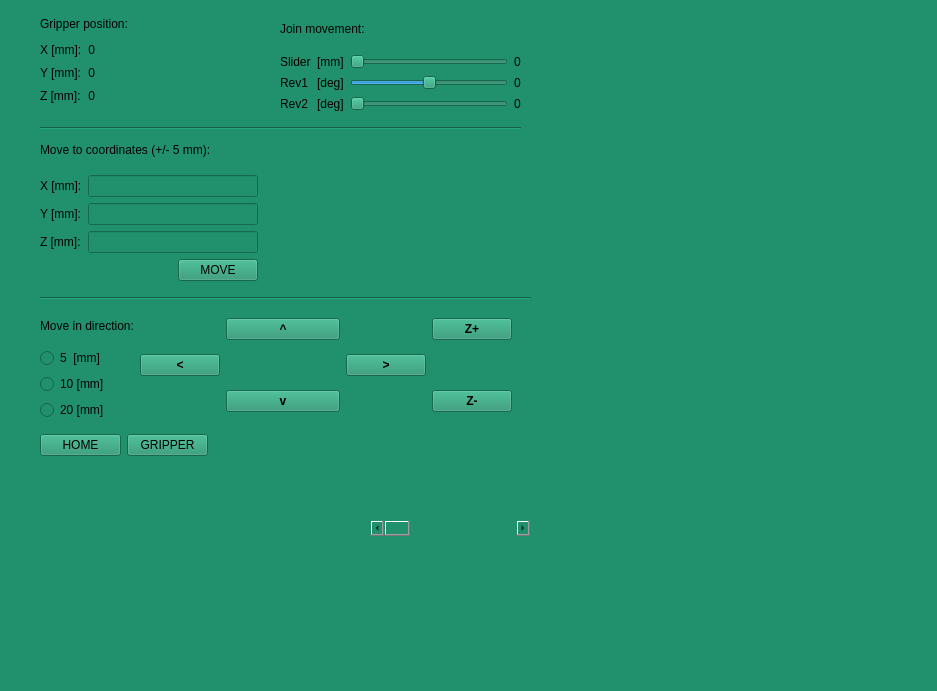
Above: scara_moveit/src/QtDesigner_GUI.ui from parylo/SCARA before the change. Below: the same form after it.
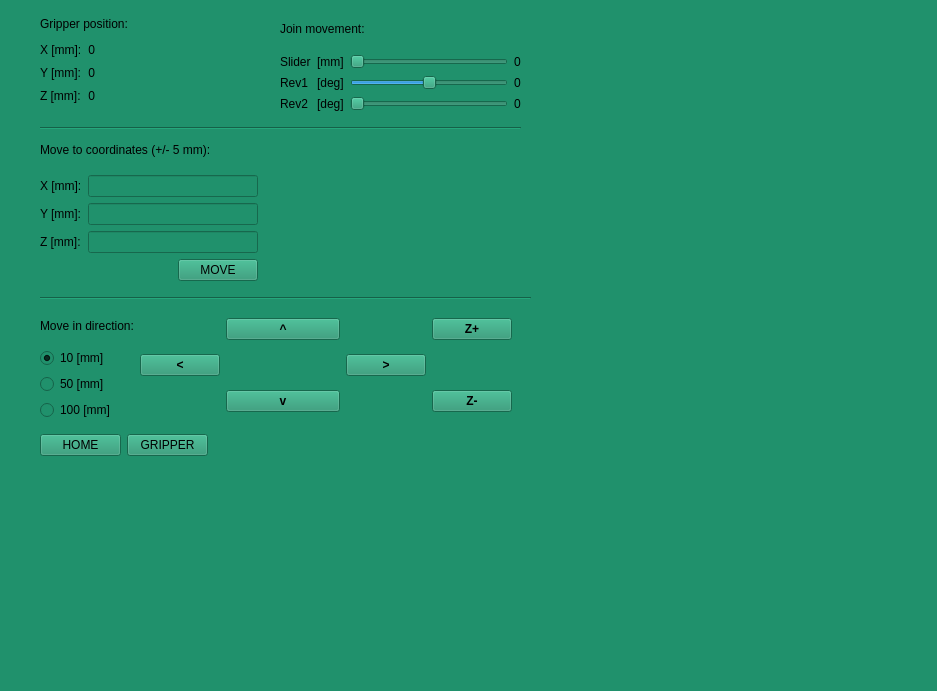
That is the form after the change.

Commit message: Add GUI functionalities for moving manipulator in XYZ axis with predfined distance from radion buttons. Add home button action.

```diff
--- a/scara_moveit/src/QtDesigner_GUI.ui
+++ b/scara_moveit/src/QtDesigner_GUI.ui
@@ -363,21 +363,24 @@
             <enum>Qt::LeftToRight</enum>
            </property>
            <property name="text">
-            <string>5  [mm]</string>
-           </property>
-          </widget>
-         </item>
-         <item row="1" column="0">
-          <widget class="QRadioButton" name="radioButton_2">
-           <property name="text">
             <string>10 [mm]</string>
            </property>
+           <property name="checked">
+            <bool>true</bool>
+           </property>
+          </widget>
+         </item>
+         <item row="1" column="0">
+          <widget class="QRadioButton" name="radio_button_2">
+           <property name="text">
+            <string>50 [mm]</string>
+           </property>
           </widget>
          </item>
          <item row="2" column="0">
           <widget class="QRadioButton" name="radioButton_3">
            <property name="text">
-            <string>20 [mm]</string>
+            <string>100 [mm]</string>
            </property>
           </widget>
          </item>
@@ -509,19 +512,6 @@
      <enum>Qt::Horizontal</enum>
     </property>
    </widget>
-   <widget class="QScrollBar" name="horizontalScrollBar">
-    <property name="geometry">
-     <rect>
-      <x>370</x>
-      <y>520</y>
-      <width>160</width>
-      <height>16</height>
-     </rect>
-    </property>
-    <property name="orientation">
-     <enum>Qt::Horizontal</enum>
-    </property>
-   </widget>
   </widget>
   <widget class="QMenuBar" name="menubar">
    <property name="geometry">
```
Left out of the diff: 20 changed lines with no effect on the pictures. The commit also changes 3 other files.
